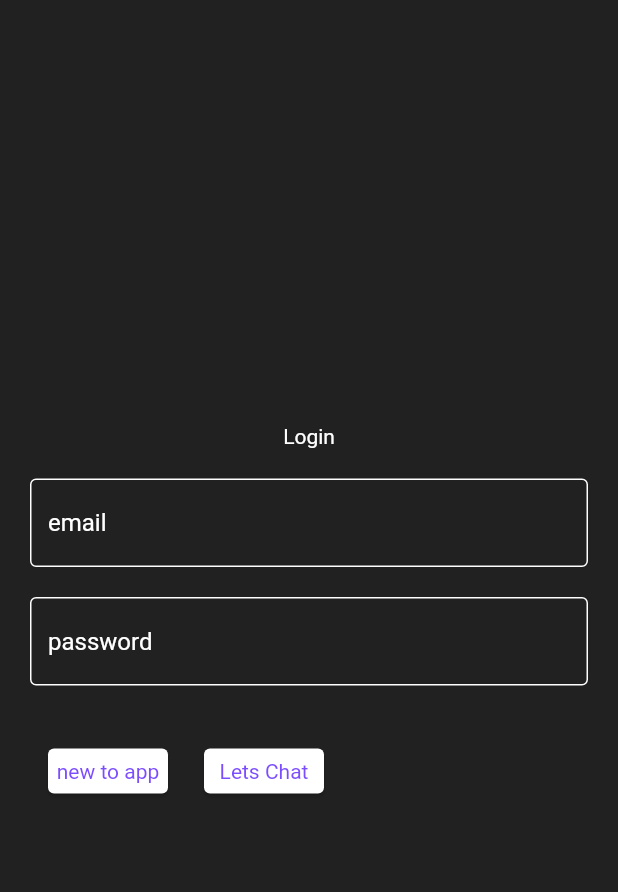
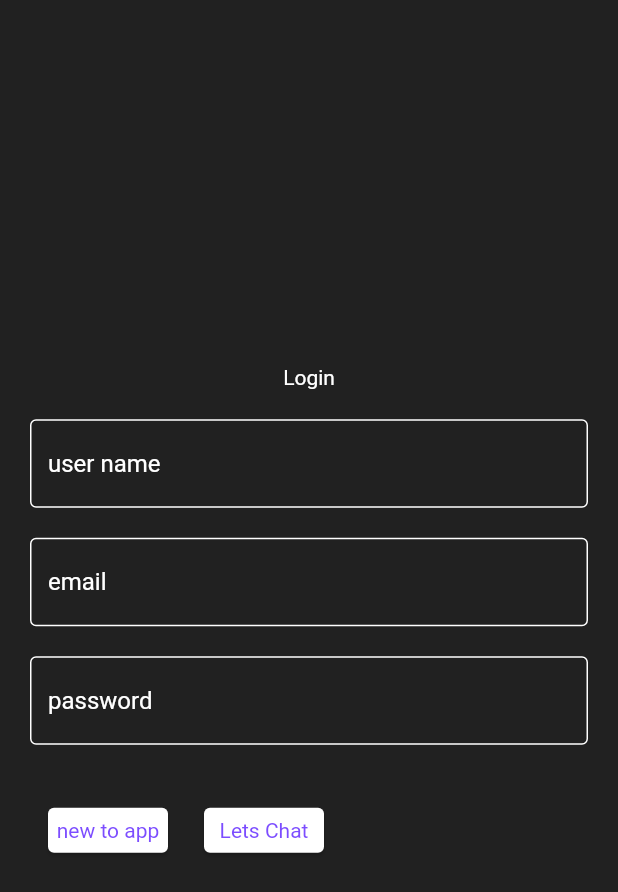
Before and after one commit to mUmarBaloch/private-chat-app, a Flutter app: the screen it shows after launch, on a phone screen of 412 x 824 dp. Shown: the top 892 px of the screen. Run offline on Flutter 3.47's test engine with Material 2 defaults, Android fonts, the phone set to English and light mode, and no system bars; our stand-ins replace cloud_firestore, connectivity_plus, firebase_auth, firebase_core, internet_connection_checker, shared_preferences; accounts and stored records are empty.

Commit message:
user name introduced

```diff
--- /dev/null
+++ b/lib/controller/local_controller.dart
@@ -0,0 +1,21 @@
+import 'package:shared_preferences/shared_preferences.dart';
+
+late SharedPreferences? local;
+String? userName;
+
+class LocalController {
+  initLocal() async {
+    local = await SharedPreferences.getInstance();
+  }
+
+  loadData() async {
+    var get = await local?.getString('user');
+    userName = get;
+    print(userName);
+  }
+
+  setData(String user) async {
+    await local?.setString('user', user);
+    await loadData();
+  }
+}
--- a/lib/main.dart
+++ b/lib/main.dart
@@ -3,7 +3,7 @@
 import 'package:chat_app/controller/auth_controller.dart';
 import 'package:chat_app/controller/cloud_controller.dart';
 import 'package:chat_app/controller/connection_controller.dart';
-import 'package:chat_app/view/auth/auth_screen.dart';
+import 'package:chat_app/controller/local_controller.dart';
 import 'package:chat_app/view/wrapper.dart';
 import 'package:firebase_auth/firebase_auth.dart';
 import 'package:flutter/material.dart';
@@ -15,6 +15,8 @@ void main() async {
   WidgetsFlutterBinding.ensureInitialized();
   await Firebase.initializeApp();
   await AuthController().initAuth();
+  await LocalController().initLocal();
+  await LocalController().loadData();
   await Cloud().initCloud();
   runApp(MyApp());
 }
--- a/lib/model/chat_model.dart
+++ b/lib/model/chat_model.dart
@@ -4,7 +4,7 @@ class Chat {
   final String uid;
   final String name;
   final String chat;
-  final DateTime time;
+  final Timestamp time;
 
   Chat(
       {required this.uid,
@@ -23,6 +23,5 @@ class Chat {
       : uid = map['uid'],
         name = map['name'],
         chat = map['chat'],
-        time = DateTime.fromMicrosecondsSinceEpoch(
-            map['time'].microsecondsSinceEpoch);
+        time = map['time'];
 }
--- a/lib/view/auth/auth_screen.dart
+++ b/lib/view/auth/auth_screen.dart
@@ -1,4 +1,5 @@
 import 'package:chat_app/controller/auth_controller.dart';
+import 'package:chat_app/controller/local_controller.dart';
 
 import 'package:flutter/material.dart';
 
@@ -10,6 +11,7 @@ class AuthScreen extends StatelessWidget {
   Widget build(BuildContext context) {
     final emailController = TextEditingController();
     final passwordController = TextEditingController();
+    final userController = TextEditingController();
     return Container(
       padding: const EdgeInsets.all(20),
       color: Colors.grey[900],
@@ -25,6 +27,10 @@ class AuthScreen extends StatelessWidget {
               SizedBox(
                 height: 20,
               ),
+              authInput(userController, 'user name', false),
+              SizedBox(
+                height: 20,
+              ),
               authInput(emailController, 'email', false),
               const SizedBox(
                 height: 20,
@@ -36,11 +42,15 @@ class AuthScreen extends StatelessWidget {
               Row(
                 children: [
                   authBtn('new to app', () async {
+                    await LocalController().setData(userController.text);
+
                     await AuthController().signup(
                         emailController.text.toString(),
                         passwordController.text.toString());
                   }),
                   authBtn('Lets Chat', () async {
+                    await LocalController().setData(userController.text);
+
                     await AuthController()
                         .signin(emailController.text, passwordController.text);
                   }),
--- a/lib/view/home/chats.dart
+++ b/lib/view/home/chats.dart
@@ -10,9 +10,6 @@ class Chats extends StatelessWidget {
 
   @override
   Widget build(BuildContext context) {
-    ScrollController scrollController =
-        ScrollController(initialScrollOffset: data!.length * 100);
-
     return Expanded(
         child: Container(
             padding: EdgeInsets.symmetric(vertical: 10),
--- a/lib/view/home/home_screen.dart
+++ b/lib/view/home/home_screen.dart
@@ -39,7 +39,7 @@ class HomeScreen extends StatelessWidget {
         child: Column(
           children: [
             StreamBuilder<QuerySnapshot<Map<String, dynamic>>>(
-                stream: cloud.collection('chats').snapshots(),
+                stream: Cloud().loadChat(),
                 builder: (context, snapshot) {
                   var data = snapshot.data?.docs
                       .map((e) => Chat.fromDocumentSnapshot(e))
--- a/lib/view/home/send_messege.dart
+++ b/lib/view/home/send_messege.dart
@@ -1,5 +1,7 @@
 import 'package:chat_app/controller/cloud_controller.dart';
+import 'package:chat_app/controller/local_controller.dart';
 import 'package:chat_app/model/chat_model.dart';
+import 'package:cloud_firestore/cloud_firestore.dart';
 import 'package:flutter/material.dart';
 
 class SendMessege extends StatelessWidget {
@@ -23,9 +25,9 @@ class SendMessege extends StatelessWidget {
               onPressed: () async {
                 await Cloud().createChat(Chat(
                     uid: user,
-                    name: 'user',
+                    name: userName ?? 'null',
                     chat: textController.text,
-                    time: DateTime.now()));
+                    time: Timestamp.now()));
               },
               icon: Icon(Icons.send)),
         ],
--- a/pubspec.yaml
+++ b/pubspec.yaml
@@ -40,6 +40,7 @@ dependencies:
   cloud_firestore: ^3.1.5
   internet_connection_checker: ^0.0.1+3
   connectivity_plus: ^2.1.0
+  shared_preferences: ^2.0.11
 
 dev_dependencies:
   flutter_test:
```
Also changed, not shown: lib/controller/cloud_controller.dart (+14 -3 lines), lib/view/home/chat_widget.dart (+11 -3 lines), pubspec.lock.
